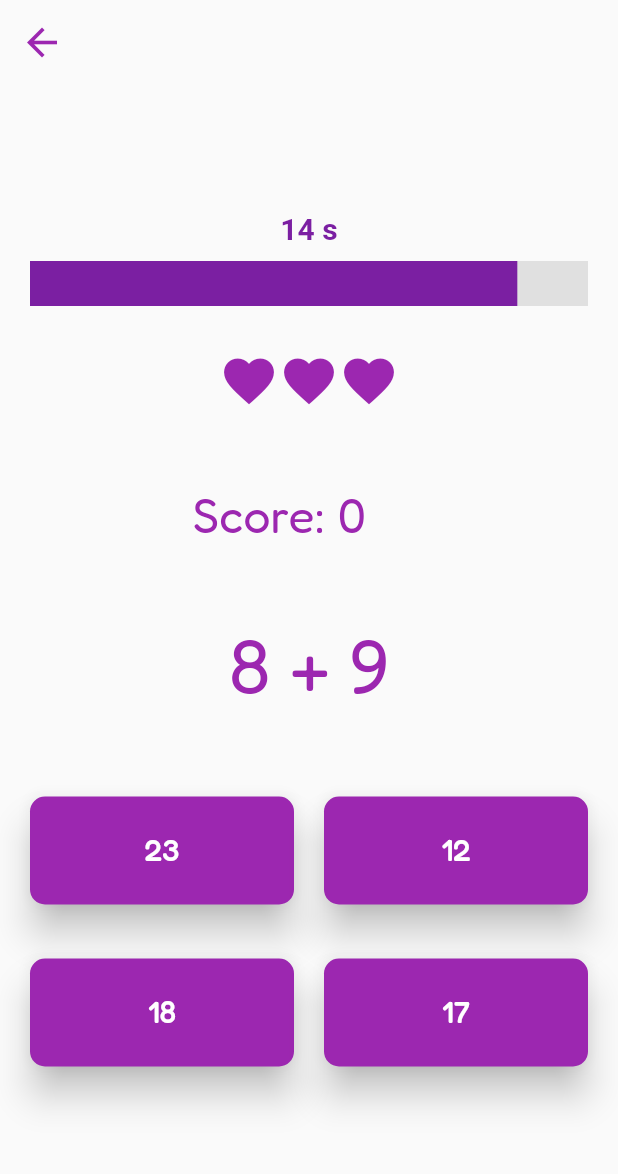
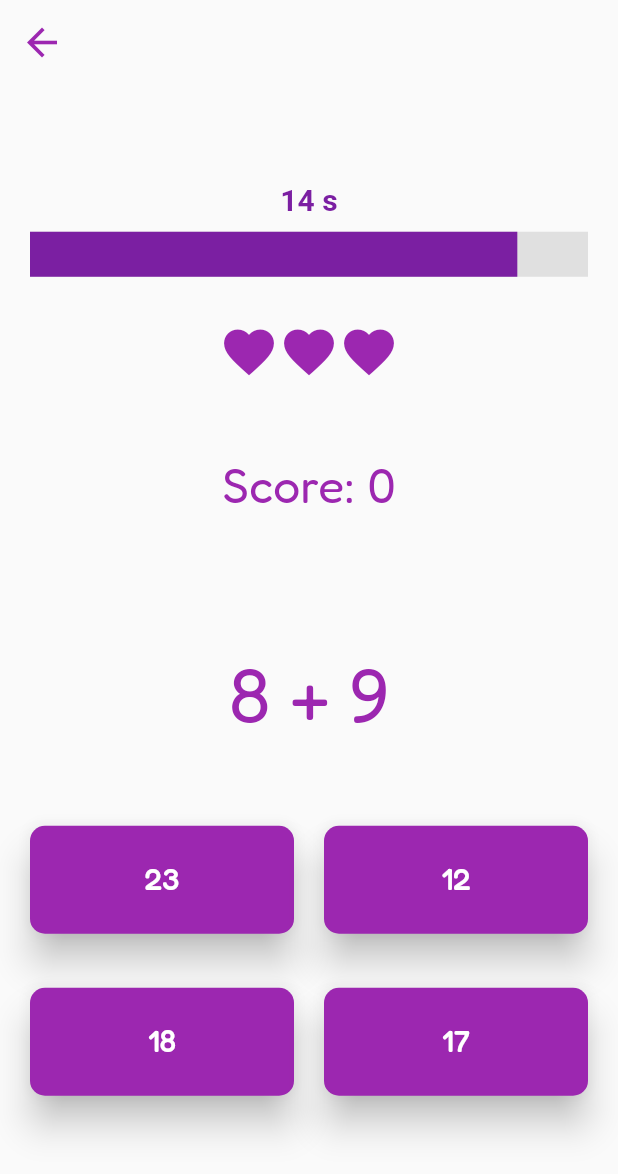
Before and after one commit to Samooh-9820060/technomaths, a Flutter app: the GameScreen screen opened directly, on a phone screen of 412 x 824 dp. Shown: the top 1174 px of the screen. Run offline on Flutter 3.47's test engine with Material 2 defaults, Android fonts, the phone set to English and light mode, and no system bars; our stand-ins replace google_fonts; missing offline and left inert: flutter_vibrate.

Commit message:
Update game_screen.dart
moved location of the +1 point animation to down

```diff
--- a/lib/screens/game_screen.dart
+++ b/lib/screens/game_screen.dart
@@ -435,22 +435,17 @@ class _GameScreenState extends State<GameScreen> with SingleTickerProviderStateM
                         ),
                         SizedBox(height: 50),
                         Center(
-                          child: Row(
-                            mainAxisSize: MainAxisSize.min, // To minimize the width of the row
-                            children: [
-                              Text(
+                          child: Text(
                             'Score: $score',
                             style: GoogleFonts.fredoka(color: Colors.purple, fontSize: 32),
                           ),
-                              SizedBox(width: 10), // A small space between the score and the '+1'
+                        ),
+// Animated score pop-up
                         FadeTransition(
                           opacity: _scoreAnimation,
                           child: Text(
                             '+1',
-                                  style: GoogleFonts.fredoka(color: Colors.green, fontSize: 32), // Made it a bit smaller
-                                ),
-                              ),
-                            ],
+                            style: GoogleFonts.fredoka(color: Colors.green, fontSize: 32),
                           ),
                         ),
 
```
Lines whose indentation alone changed are shown as unchanged.
